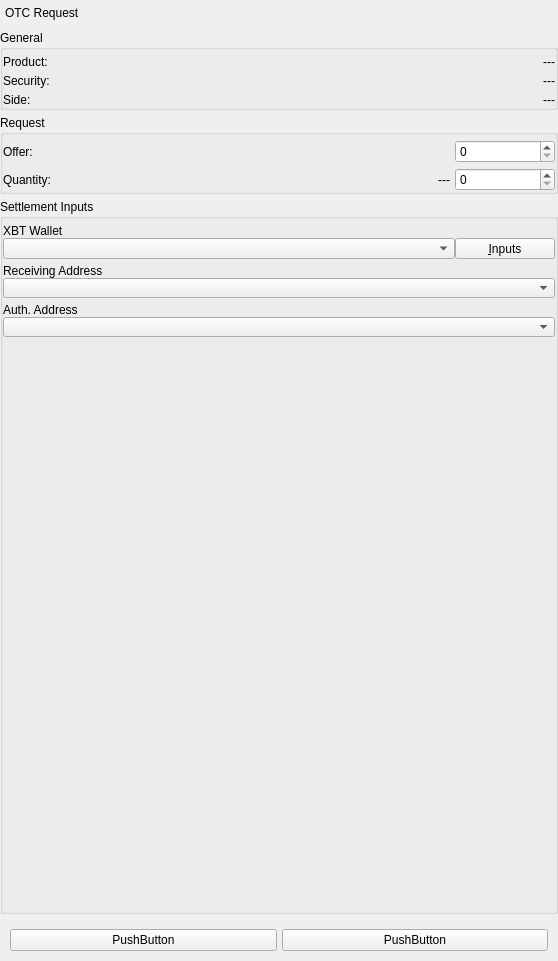
Old version of the form BlockSettleUILib/OTCNegotiationCommonWidget.ui in the repository BlockSettle/common.
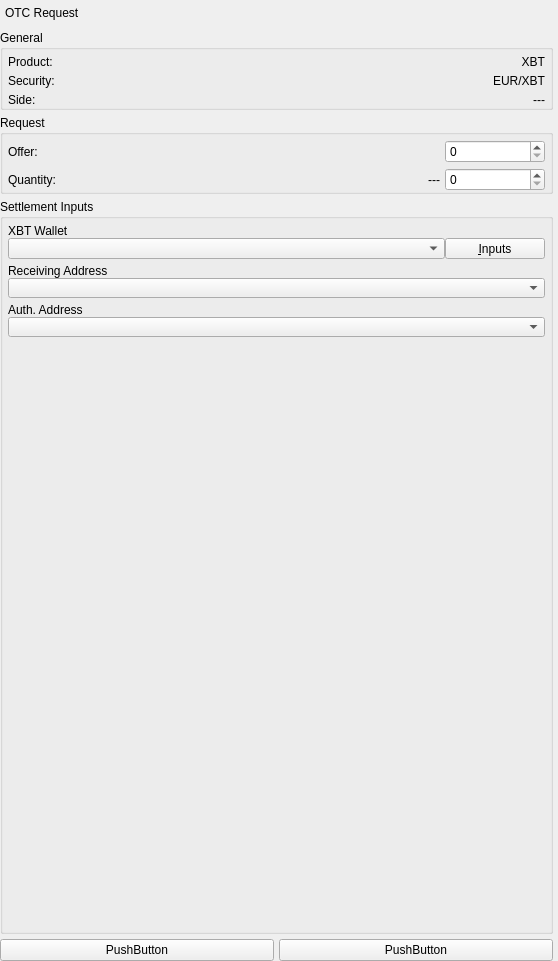
New version of the form.

The edit to the form file:
```diff
--- a/BlockSettleUILib/OTCNegotiationCommonWidget.ui
+++ b/BlockSettleUILib/OTCNegotiationCommonWidget.ui
@@ -24,7 +24,7 @@
     <number>0</number>
    </property>
    <property name="rightMargin">
-    <number>0</number>
+    <number>5</number>
    </property>
    <property name="bottomMargin">
     <number>0</number>
@@ -79,13 +79,13 @@
        <number>5</number>
       </property>
       <property name="leftMargin">
-       <number>0</number>
+       <number>5</number>
       </property>
       <property name="topMargin">
        <number>5</number>
       </property>
       <property name="rightMargin">
-       <number>0</number>
+       <number>5</number>
       </property>
       <property name="bottomMargin">
        <number>0</number>
@@ -102,7 +102,7 @@
         <item>
          <widget class="QLabel" name="labelProduct">
           <property name="text">
-           <string>---</string>
+           <string>XBT</string>
           </property>
           <property name="alignment">
            <set>Qt::AlignRight|Qt::AlignTrailing|Qt::AlignVCenter</set>
@@ -126,7 +126,7 @@
         <item>
          <widget class="QLabel" name="labelSecurity">
           <property name="text">
-           <string>---</string>
+           <string>EUR/XBT</string>
           </property>
           <property name="alignment">
            <set>Qt::AlignRight|Qt::AlignTrailing|Qt::AlignVCenter</set>
@@ -175,13 +175,13 @@
        <number>5</number>
       </property>
       <property name="leftMargin">
-       <number>0</number>
+       <number>5</number>
       </property>
       <property name="topMargin">
        <number>5</number>
       </property>
       <property name="rightMargin">
-       <number>0</number>
+       <number>5</number>
       </property>
       <property name="bottomMargin">
        <number>0</number>
@@ -263,13 +263,13 @@
        <number>5</number>
       </property>
       <property name="leftMargin">
-       <number>0</number>
+       <number>5</number>
       </property>
       <property name="topMargin">
        <number>5</number>
       </property>
       <property name="rightMargin">
-       <number>0</number>
+       <number>5</number>
       </property>
       <property name="bottomMargin">
        <number>0</number>
@@ -428,16 +428,16 @@
        <number>5</number>
       </property>
       <property name="leftMargin">
-       <number>10</number>
+       <number>0</number>
       </property>
       <property name="topMargin">
-       <number>10</number>
+       <number>0</number>
       </property>
       <property name="rightMargin">
-       <number>10</number>
+       <number>0</number>
       </property>
       <property name="bottomMargin">
-       <number>10</number>
+       <number>0</number>
       </property>
       <item>
        <widget class="QPushButton" name="pushButtonCancel">
```
